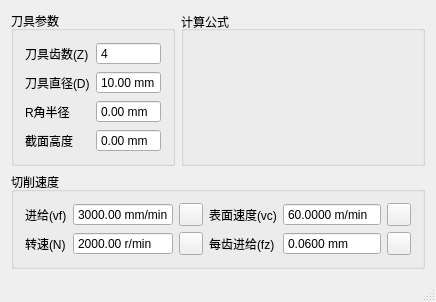
Old version of the form MillingCalculator/MainWindow.ui in the repository Zhang-Puyu/MillingCalculator.
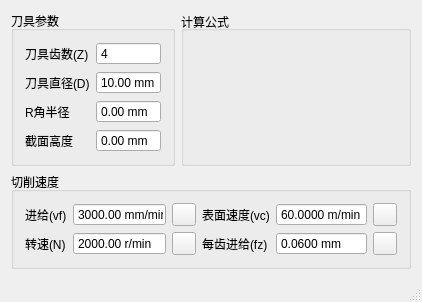
New version of the form. Icons and pictures are not drawn.

Commit message: 放大了公式图片

```diff
--- a/MillingCalculator/MainWindow.ui
+++ b/MillingCalculator/MainWindow.ui
@@ -164,15 +164,15 @@
        <item>
         <widget class="QLabel" name="labelFomula">
          <property name="sizePolicy">
-          <sizepolicy hsizetype="Minimum" vsizetype="Minimum">
+          <sizepolicy hsizetype="Preferred" vsizetype="Preferred">
            <horstretch>0</horstretch>
            <verstretch>0</verstretch>
           </sizepolicy>
          </property>
          <property name="minimumSize">
           <size>
-           <width>220</width>
-           <height>58</height>
+           <width>180</width>
+           <height>90</height>
           </size>
          </property>
          <property name="text">
```
